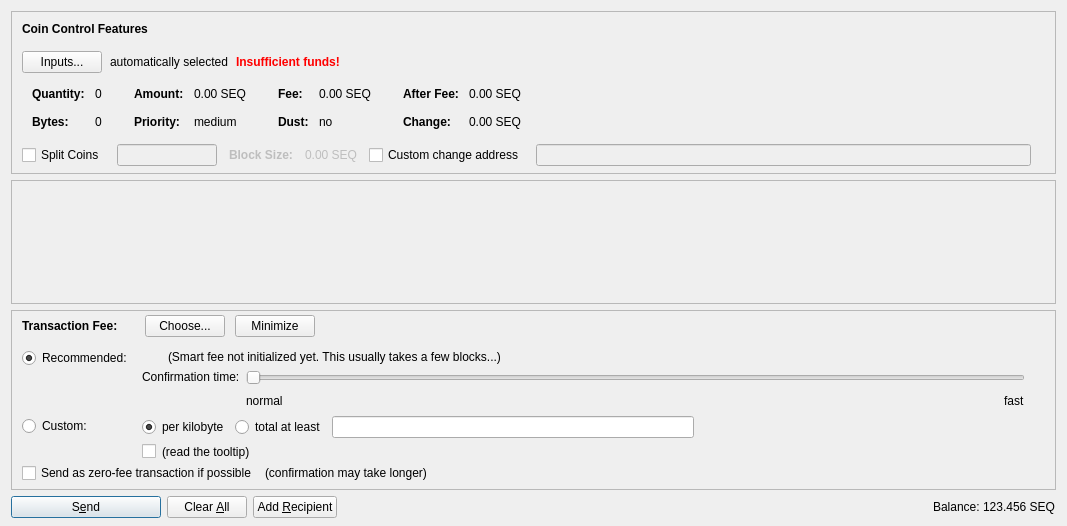
duality-solutions/Sequence, file src/qt/forms/sendcoinsdialog.ui: the form before one commit.
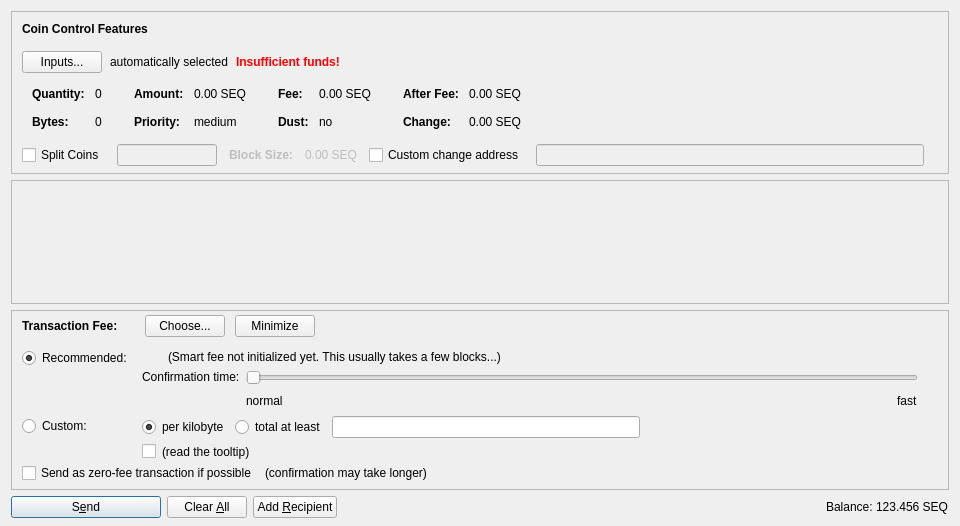
The form after the commit. Icons and pictures are not drawn. Custom widgets are drawn as their Qt base class.

The edit to the form file:
```diff
--- a/src/qt/forms/sendcoinsdialog.ui
+++ b/src/qt/forms/sendcoinsdialog.ui
@@ -6,7 +6,7 @@
    <rect>
     <x>0</x>
     <y>0</y>
-    <width>1067</width>
+    <width>960</width>
     <height>526</height>
    </rect>
   </property>
```
